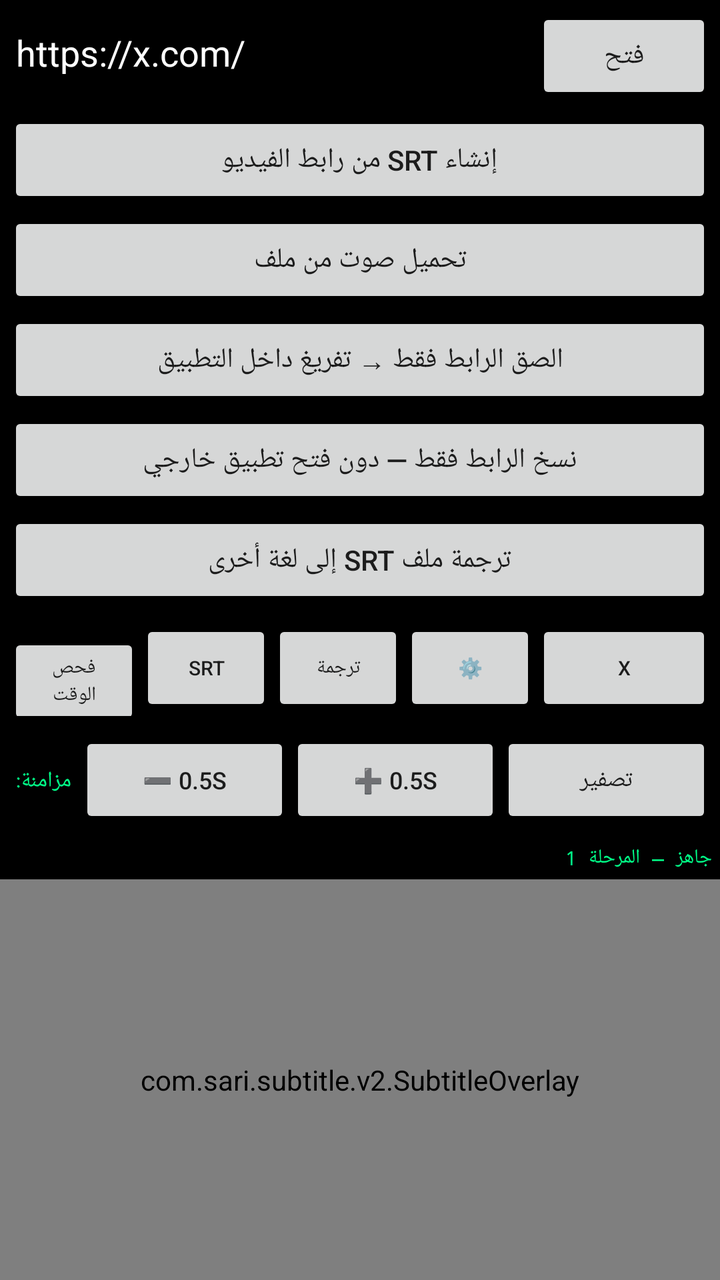
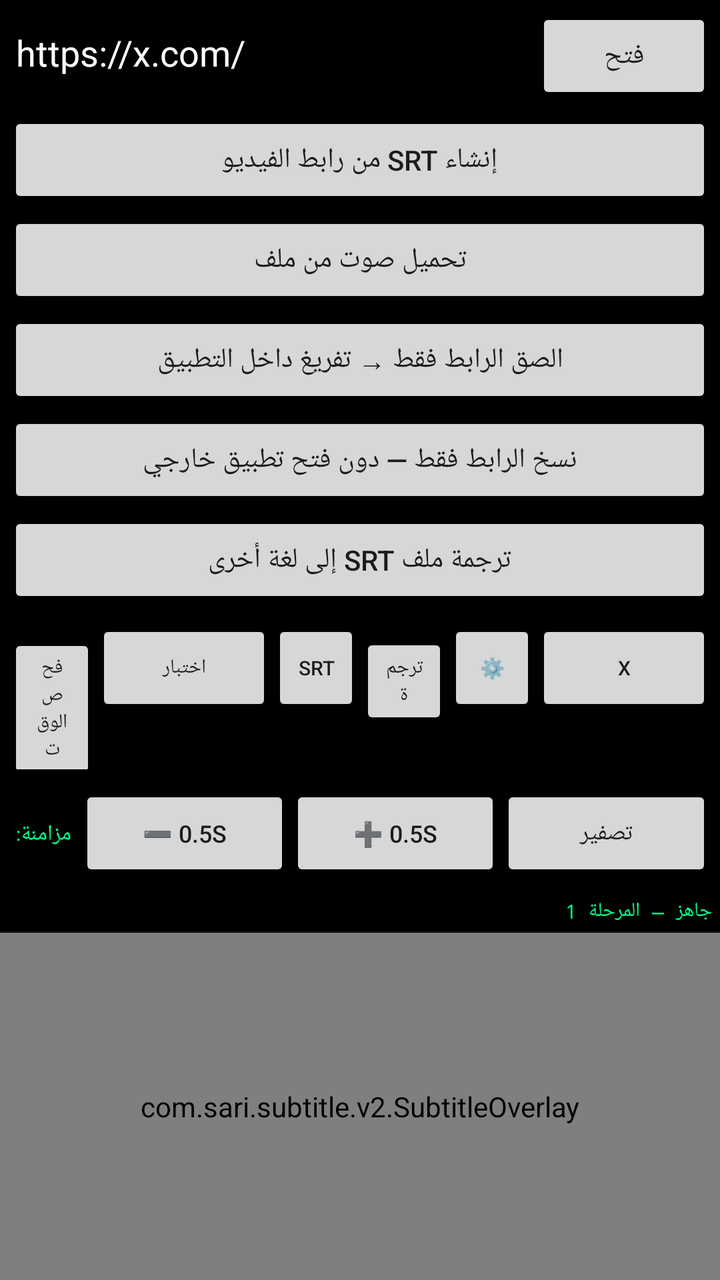

An Android layout rendered at two revisions. The XML below is the earlier revision; the diff shows what the commit changed to produce the second picture.
<!-- AndroidManifest.xml: application theme Theme.SariSubtitle -->
<!-- res/layout/activity_main.xml -->
<?xml version="1.0" encoding="utf-8"?>
<LinearLayout xmlns:android="http://schemas.android.com/apk/res/android"
    android:layout_width="match_parent"
    android:layout_height="match_parent"
    android:orientation="vertical"
    android:background="@android:color/black">

    <LinearLayout
        android:layout_width="match_parent"
        android:layout_height="wrap_content"
        android:orientation="horizontal"
        android:padding="4dp">

        <EditText
            android:id="@+id/urlInput"
            android:layout_width="0dp"
            android:layout_height="wrap_content"
            android:layout_weight="1"
            android:hint="@string/hint_url"
            android:inputType="textUri"
            android:singleLine="true"
            android:textColor="@android:color/white"
            android:textColorHint="#888888"
            android:text="https://x.com/" />

        <Button
            android:id="@+id/loadButton"
            android:layout_width="wrap_content"
            android:layout_height="wrap_content"
            android:text="@string/btn_load" />
    </LinearLayout>

    
    <Button
        android:id="@+id/generateSrtFromLinkButton"
        android:layout_width="match_parent"
        android:layout_height="wrap_content"
        android:layout_marginStart="4dp"
        android:layout_marginEnd="4dp"
        android:layout_marginBottom="2dp"
        android:text="إنشاء SRT من رابط الفيديو" />

    <Button
        android:id="@+id/transcribeAudioButton"
        android:layout_width="match_parent"
        android:layout_height="wrap_content"
        android:layout_marginStart="4dp"
        android:layout_marginEnd="4dp"
        android:layout_marginBottom="2dp"
        android:text="تحميل صوت من ملف" />

    <Button
        android:id="@+id/pasteLinkTranscribeButton"
        android:layout_width="match_parent"
        android:layout_height="wrap_content"
        android:layout_marginStart="4dp"
        android:layout_marginEnd="4dp"
        android:layout_marginBottom="2dp"
        android:text="الصق الرابط فقط → تفريغ داخل التطبيق" />

    <Button
        android:id="@+id/copyLinkOnlyButton"
        android:layout_width="match_parent"
        android:layout_height="wrap_content"
        android:layout_marginStart="4dp"
        android:layout_marginEnd="4dp"
        android:layout_marginBottom="2dp"
        android:text="نسخ الرابط فقط — دون فتح تطبيق خارجي" />

    <Button
        android:id="@+id/translateSrtButton"
        android:layout_width="match_parent"
        android:layout_height="wrap_content"
        android:layout_marginStart="4dp"
        android:layout_marginEnd="4dp"
        android:layout_marginBottom="2dp"
        android:text="ترجمة ملف SRT إلى لغة أخرى" />

    
    <LinearLayout
        android:layout_width="match_parent"
        android:layout_height="wrap_content"
        android:orientation="horizontal"
        android:padding="4dp">

        <Button
            android:id="@+id/checkTimeButton"
            android:layout_width="0dp"
            android:layout_height="wrap_content"
            android:layout_weight="1"
            android:textSize="10sp"
            android:text="@string/btn_check_time" />

        <Button
            android:id="@+id/loadSrtButton"
            android:layout_width="0dp"
            android:layout_height="wrap_content"
            android:layout_weight="1"
            android:textSize="10sp"
            android:text="SRT" />

        <Button
            android:id="@+id/toggleOverlayButton"
            android:layout_width="0dp"
            android:layout_height="wrap_content"
            android:layout_weight="1"
            android:textSize="10sp"
            android:text="ترجمة" />

        <Button
            android:id="@+id/settingsButton"
            android:layout_width="0dp"
            android:layout_height="wrap_content"
            android:layout_weight="1"
            android:textSize="10sp"
            android:text="⚙️" />

        <Button
            android:id="@+id/reloadXButton"
            android:layout_width="wrap_content"
            android:layout_height="wrap_content"
            android:textSize="10sp"
            android:text="@string/btn_reload_x" />
    </LinearLayout>

    
    <LinearLayout
        android:layout_width="match_parent"
        android:layout_height="wrap_content"
        android:orientation="horizontal"
        android:padding="4dp">

        <TextView
            android:layout_width="wrap_content"
            android:layout_height="wrap_content"
            android:text="مزامنة:"
            android:textColor="#00FF88"
            android:textSize="11sp"
            android:paddingEnd="4dp"
            android:paddingStart="4dp"
            android:gravity="center_vertical" />

        <Button
            android:id="@+id/offsetMinusButton"
            android:layout_width="0dp"
            android:layout_height="wrap_content"
            android:layout_weight="1"
            android:textSize="12sp"
            android:text="➖ 0.5s" />

        <Button
            android:id="@+id/offsetPlusButton"
            android:layout_width="0dp"
            android:layout_height="wrap_content"
            android:layout_weight="1"
            android:textSize="12sp"
            android:text="➕ 0.5s" />

        <Button
            android:id="@+id/offsetResetButton"
            android:layout_width="0dp"
            android:layout_height="wrap_content"
            android:layout_weight="1"
            android:textSize="12sp"
            android:text="تصفير" />

    </LinearLayout>

    <TextView
        android:id="@+id/statusText"
        android:layout_width="match_parent"
        android:layout_height="wrap_content"
        android:padding="4dp"
        android:fontFamily="monospace"
        android:textSize="10sp"
        android:textColor="#00FF88"
        android:maxLines="6"
        android:text="@string/status_ready" />

    <FrameLayout
        android:id="@+id/webContainer"
        android:layout_width="match_parent"
        android:layout_height="0dp"
        android:layout_weight="1">

        <WebView
            android:id="@+id/webView"
            android:layout_width="match_parent"
            android:layout_height="match_parent" />

        <com.sari.subtitle.v2.SubtitleOverlay
            android:id="@+id/subtitleOverlay"
            android:layout_width="match_parent"
            android:layout_height="match_parent" />

    </FrameLayout>

</LinearLayout>
<!-- resources referenced by this layout -->
<resources>
  <string name="btn_check_time">فحص الوقت</string>
  <string name="btn_load">فتح</string>
  <string name="btn_reload_x">X</string>
  <string name="hint_url">ألصق رابط X أو أي رابط</string>
  <string name="status_ready">جاهز — المرحلة 1</string>
  <style name="Theme.SariSubtitle" parent="Theme.AppCompat.DayNight.NoActionBar">
          <item name="android:windowBackground">@android:color/black</item>
          <item name="android:statusBarColor">@android:color/black</item>
          <item name="android:navigationBarColor">@android:color/black</item>
      </style>
</resources>

<!-- the commit's change to res/layout/activity_main.xml (unified diff, before → after) -->
@@ -92,6 +92,13 @@
             android:text="@string/btn_check_time" />
 
         <Button
+            android:id="@+id/testCaptureButton"
+            android:layout_width="wrap_content"
+            android:layout_height="wrap_content"
+            android:text="اختبار"
+            android:textSize="10sp" />
+
+        <Button
             android:id="@+id/loadSrtButton"
             android:layout_width="0dp"
             android:layout_height="wrap_content"
